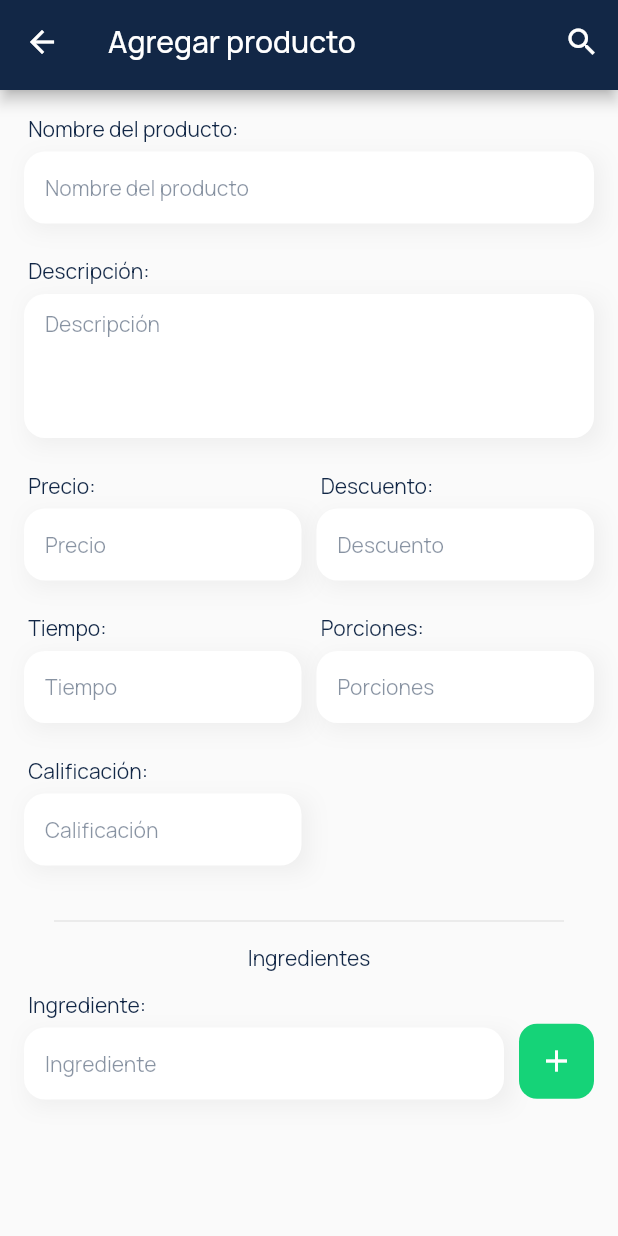
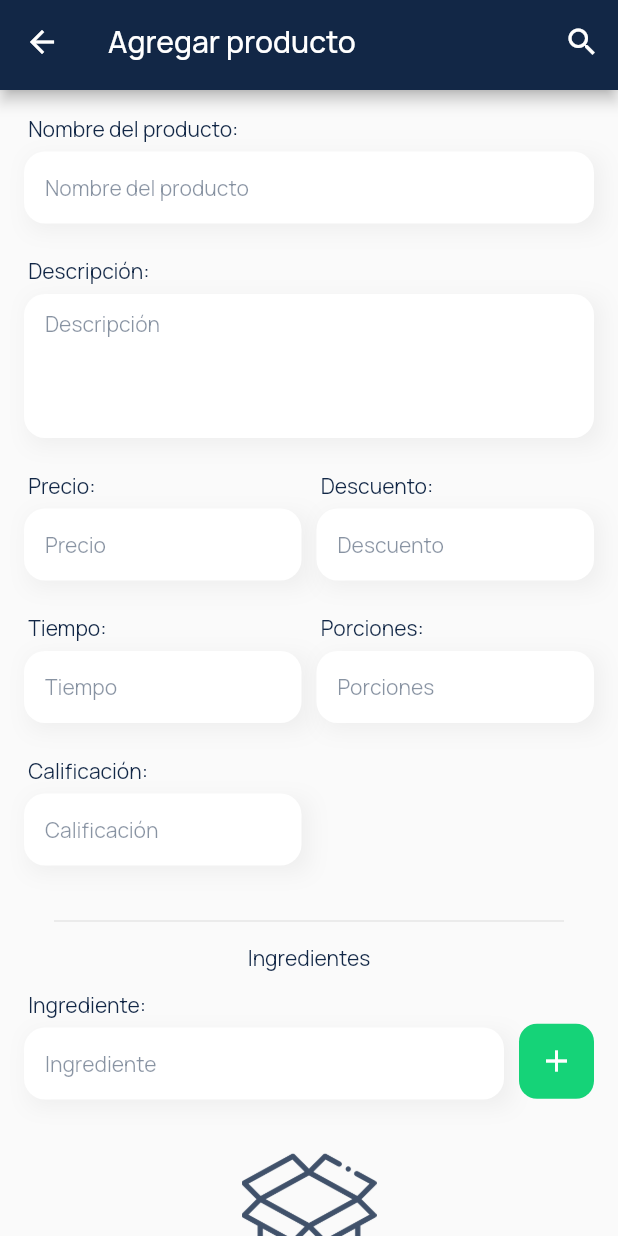
Before and after one commit to eeBarrionuevo/flutter_codigo5_menuapp, a Flutter app: the ProductFormPage screen opened directly, on a phone screen of 412 x 824 dp. Run offline on Flutter 3.47's test engine with Material 2 defaults, Android fonts, the phone set to English and light mode, and no system bars; our stand-ins replace cached_network_image, cloud_firestore, firebase_core, flutter_svg, google_fonts; accounts and stored records are empty.

Commit message:
ProductPage 3.6

```diff
--- a/lib/pages/admin/product_form_page.dart
+++ b/lib/pages/admin/product_form_page.dart
@@ -12,7 +12,6 @@ class ProductFormPage extends StatefulWidget {
 }
 
 class _ProductFormPageState extends State<ProductFormPage> {
-
   final TextEditingController _ingredientController = TextEditingController();
 
   final TextEditingController _nameController = TextEditingController();
@@ -131,7 +130,7 @@ class _ProductFormPageState extends State<ProductFormPage> {
                     onTap: () {
                       _ingredients.add(_ingredientController.text);
                       _ingredientController.clear();
-                      setState((){});
+                      setState(() {});
                     },
                     child: Container(
                       height: 50,
@@ -148,7 +147,8 @@ class _ProductFormPageState extends State<ProductFormPage> {
                   ),
                 ],
               ),
-              Container(
+              _ingredients.isNotEmpty
+                  ? Container(
                       decoration: BoxDecoration(
                         color: Colors.white,
                         borderRadius: BorderRadius.circular(14.0),
@@ -173,11 +173,28 @@ class _ProductFormPageState extends State<ProductFormPage> {
                                 height: 18.0,
                                 color: kBrandPrimaryColor.withOpacity(0.8),
                               ),
-                        onPressed: () {},
+                              onPressed: () {
+                                _ingredients.removeAt(index);
+                                setState(() {});
+                              },
                             ),
                           );
                         },
                       ),
+                    )
+                  : Container(
+                      margin: const EdgeInsets.symmetric(vertical: 12.0),
+                      child: Column(
+                        children: [
+                          Image.asset(
+                            'assets/images/box.png',
+                            height: 90.0,
+                            color: kBrandPrimaryColor.withOpacity(0.8),
+                          ),
+                          divider6,
+                          TextNormal(text: "Aún no hay ingredientes",),
+                        ],
+                      )
                     ),
               divider40,
               divider40,
```
Lines whose indentation alone changed are shown as unchanged.
